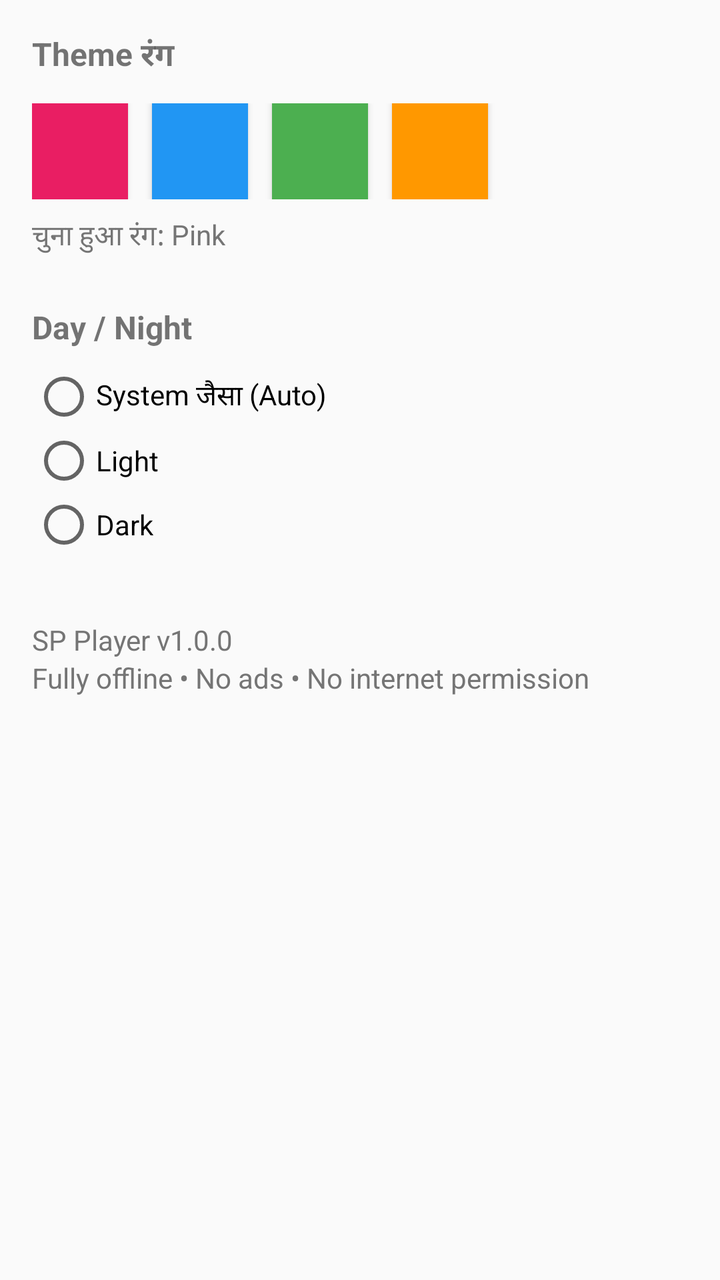
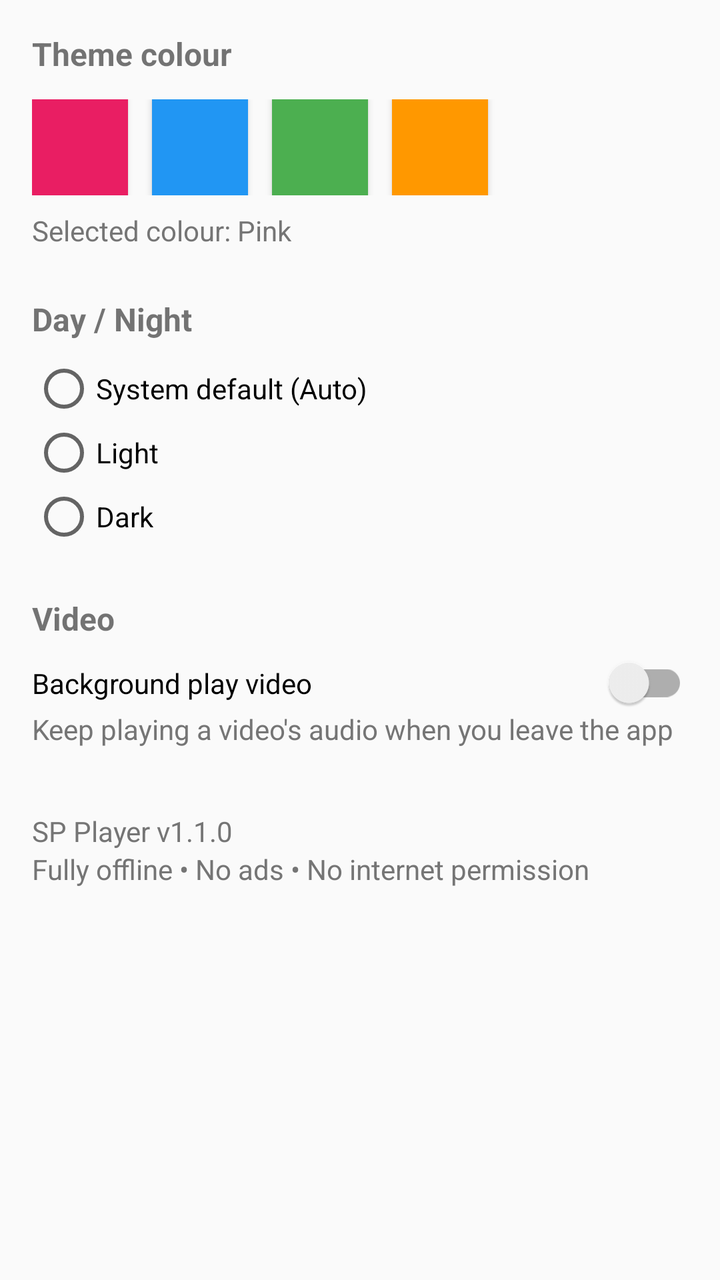

An Android layout rendered at two revisions. The XML below is the earlier revision; the diff shows what the commit changed to produce the second picture.
<!-- AndroidManifest.xml: application theme Theme.SPPlayer -->
<!-- res/layout/activity_settings.xml -->
<?xml version="1.0" encoding="utf-8"?>
<ScrollView xmlns:android="http://schemas.android.com/apk/res/android"
    android:layout_width="match_parent"
    android:layout_height="match_parent"
    android:background="?android:attr/colorBackground">

    <LinearLayout
        android:layout_width="match_parent"
        android:layout_height="wrap_content"
        android:orientation="vertical"
        android:padding="16dp">

        <TextView
            android:layout_width="match_parent"
            android:layout_height="wrap_content"
            android:text="Theme रंग"
            android:textSize="16sp"
            android:textStyle="bold" />

        <LinearLayout
            android:layout_width="match_parent"
            android:layout_height="wrap_content"
            android:layout_marginTop="12dp"
            android:orientation="horizontal">

            <Button
                android:id="@+id/swatch_pink"
                android:layout_width="48dp"
                android:layout_height="48dp"
                android:layout_marginEnd="12dp"
                android:background="@color/accent_pink"
                android:contentDescription="Pink" />

            <Button
                android:id="@+id/swatch_blue"
                android:layout_width="48dp"
                android:layout_height="48dp"
                android:layout_marginEnd="12dp"
                android:background="@color/accent_blue"
                android:contentDescription="Blue" />

            <Button
                android:id="@+id/swatch_green"
                android:layout_width="48dp"
                android:layout_height="48dp"
                android:layout_marginEnd="12dp"
                android:background="@color/accent_green"
                android:contentDescription="Green" />

            <Button
                android:id="@+id/swatch_orange"
                android:layout_width="48dp"
                android:layout_height="48dp"
                android:background="@color/accent_orange"
                android:contentDescription="Orange" />
        </LinearLayout>

        <TextView
            android:id="@+id/selected_color_text"
            android:layout_width="match_parent"
            android:layout_height="wrap_content"
            android:layout_marginTop="8dp"
            android:text="चुना हुआ रंग: Pink"
            android:textColor="@color/text_secondary"
            android:textSize="14sp" />

        <TextView
            android:layout_width="match_parent"
            android:layout_height="wrap_content"
            android:layout_marginTop="24dp"
            android:text="Day / Night"
            android:textSize="16sp"
            android:textStyle="bold" />

        <RadioGroup
            android:id="@+id/night_group"
            android:layout_width="match_parent"
            android:layout_height="wrap_content"
            android:layout_marginTop="8dp"
            android:orientation="vertical">

            <RadioButton
                android:id="@+id/night_system"
                android:layout_width="match_parent"
                android:layout_height="wrap_content"
                android:text="System जैसा (Auto)" />

            <RadioButton
                android:id="@+id/night_light"
                android:layout_width="match_parent"
                android:layout_height="wrap_content"
                android:text="Light" />

            <RadioButton
                android:id="@+id/night_dark"
                android:layout_width="match_parent"
                android:layout_height="wrap_content"
                android:text="Dark" />
        </RadioGroup>

        <TextView
            android:layout_width="match_parent"
            android:layout_height="wrap_content"
            android:layout_marginTop="32dp"
            android:text="SP Player v1.0.0"
            android:textColor="@color/text_secondary"
            android:textSize="14sp" />

        <TextView
            android:layout_width="match_parent"
            android:layout_height="wrap_content"
            android:text="Fully offline • No ads • No internet permission"
            android:textColor="@color/text_secondary"
            android:textSize="14sp" />
    </LinearLayout>

</ScrollView>
<!-- resources referenced by this layout -->
<resources>
  <color name="accent_blue">#2196F3</color>
  <color name="accent_green">#4CAF50</color>
  <color name="accent_orange">#FF9800</color>
  <color name="accent_pink">#E91E63</color>
  <color name="text_secondary">#757575</color>
  <style name="Theme.SPPlayer" parent="Theme.AppCompat.DayNight.NoActionBar">
          <item name="colorPrimary">@color/accent_pink</item>
          <item name="colorPrimaryDark">@color/accent_pink_dark</item>
          <item name="colorAccent">@color/accent_pink</item>
          <item name="android:windowBackground">?android:attr/colorBackground</item>
      </style>
  <color name="accent_pink_dark">#C2185B</color>
</resources>

<!-- the commit's change to res/layout/activity_settings.xml (unified diff, before → after) -->
@@ -13,7 +13,7 @@
         <TextView
             android:layout_width="match_parent"
             android:layout_height="wrap_content"
-            android:text="Theme रंग"
+            android:text="Theme colour"
             android:textSize="16sp"
             android:textStyle="bold" />
 
@@ -60,7 +60,7 @@
             android:layout_width="match_parent"
             android:layout_height="wrap_content"
             android:layout_marginTop="8dp"
-            android:text="चुना हुआ रंग: Pink"
+            android:text="Selected colour: Pink"
             android:textColor="@color/text_secondary"
             android:textSize="14sp" />
 
@@ -83,7 +83,7 @@
                 android:id="@+id/night_system"
                 android:layout_width="match_parent"
                 android:layout_height="wrap_content"
-                android:text="System जैसा (Auto)" />
+                android:text="System default (Auto)" />
 
             <RadioButton
                 android:id="@+id/night_light"
@@ -101,8 +101,30 @@
         <TextView
             android:layout_width="match_parent"
             android:layout_height="wrap_content"
+            android:layout_marginTop="24dp"
+            android:text="Video"
+            android:textSize="16sp"
+            android:textStyle="bold" />
+
+        <androidx.appcompat.widget.SwitchCompat
+            android:id="@+id/bg_video_switch"
+            android:layout_width="match_parent"
+            android:layout_height="wrap_content"
+            android:layout_marginTop="8dp"
+            android:text="Background play video" />
+
+        <TextView
+            android:layout_width="match_parent"
+            android:layout_height="wrap_content"
+            android:text="Keep playing a video's audio when you leave the app"
+            android:textColor="@color/text_secondary"
+            android:textSize="14sp" />
+
+        <TextView
+            android:layout_width="match_parent"
+            android:layout_height="wrap_content"
             android:layout_marginTop="32dp"
-            android:text="SP Player v1.0.0"
+            android:text="SP Player v1.1.0"
             android:textColor="@color/text_secondary"
             android:textSize="14sp" />
 
